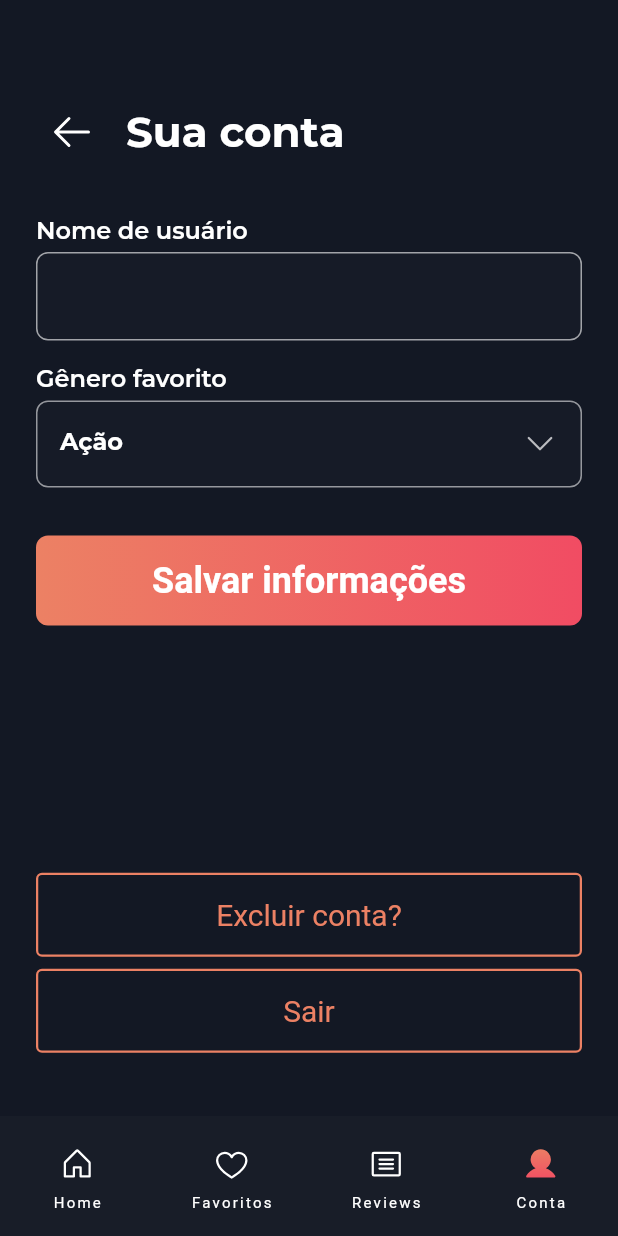
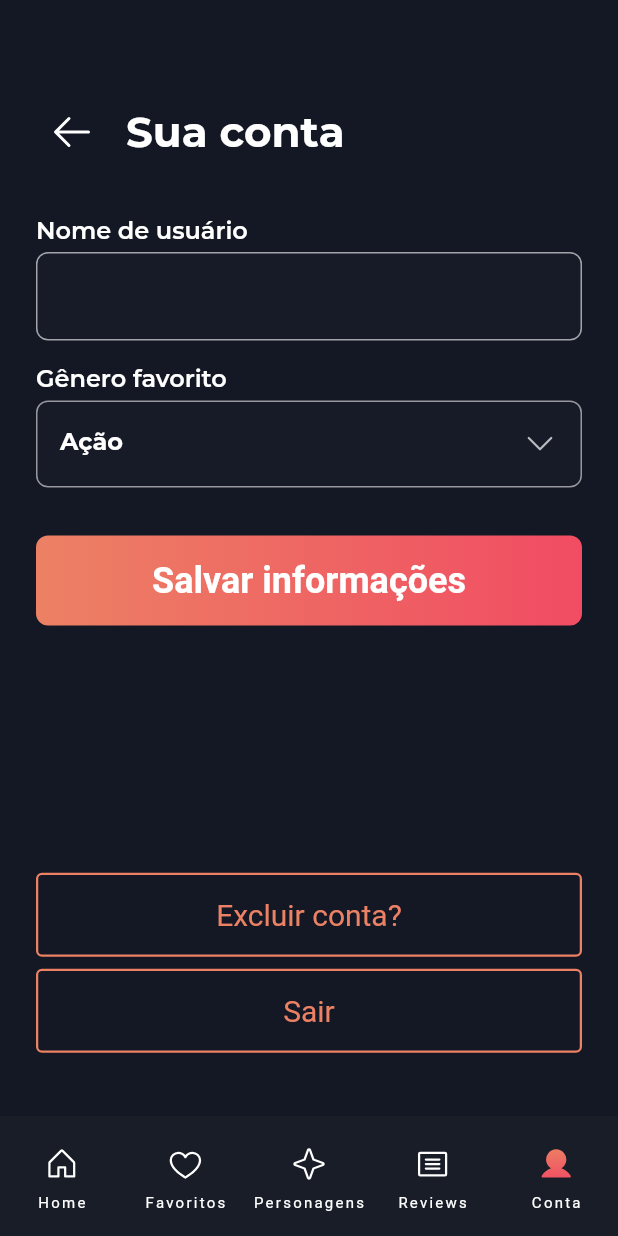
Before and after one commit to edney-santos/cinereview, a Flutter app: the AccountPage screen opened by its route, on a phone screen of 412 x 824 dp. Run offline on Flutter 3.47's test engine with Material 2 defaults, Android fonts, the phone set to English and light mode, and no system bars; our stand-ins replace cloud_firestore, firebase_auth, firebase_core, flutter_dotenv, flutter_phosphor_icons, flutter_svg; accounts and stored records are empty; statements that could not run were skipped.

Commit message:
[feat] atualiza index das páginas

```diff
--- a/lib/app.dart
+++ b/lib/app.dart
@@ -1,5 +1,6 @@
 import 'package:cinereview/app/pages/account/account_page.dart';
 import 'package:cinereview/app/pages/category/category_page.dart';
+import 'package:cinereview/app/pages/characters/characters_page.dart';
 import 'package:cinereview/app/pages/favorites/favorites_page.dart';
 import 'package:cinereview/app/pages/home/home_page.dart';
 import 'package:cinereview/app/pages/login/login_page.dart';
@@ -46,7 +47,8 @@ class App extends StatelessWidget {
         '/account': (context) => const AccountPage(),
         '/category': (context) => const CategoryPage(),
         '/movie/info': (context) => const MovieDetails(),
-        '/search': (context) => const SearchPage()
+        '/search': (context) => const SearchPage(),
+        '/characters': (context) => const CharactersPage()
       },
     );
   }
--- a/lib/app/components/nav_bar.dart
+++ b/lib/app/components/nav_bar.dart
@@ -21,9 +21,13 @@ class NavBar extends StatelessWidget {
         }
       case 2:
         {
+          Navigator.pushNamed(_context, '/characters');
+        }
+      case 3:
+        {
           Navigator.pushNamed(_context, '/reviews');
         }
-      case 3:
+      case 4:
         {
           Navigator.pushNamed(_context, '/account');
         }
@@ -60,6 +64,15 @@ class NavBar extends StatelessWidget {
             ),
           ),
           NavigationDestination(
+            icon: Icon(PhosphorIcons.star_four),
+            label: 'Personagens',
+            selectedIcon: GradientIcon(
+              PhosphorIcons.star_four_fill,
+              24,
+              ProjectColors.primaryGradient,
+            ),
+          ),
+          NavigationDestination(
             icon: Icon(PhosphorIcons.article),
             label: 'Reviews',
             selectedIcon: GradientIcon(
--- a/lib/app/pages/account/account_page.dart
+++ b/lib/app/pages/account/account_page.dart
@@ -229,7 +229,7 @@ class _AccountPageState extends State<AccountPage> {
           ),
         ),
       ),
-      bottomNavigationBar: NavBar(context, 3),
+      bottomNavigationBar: NavBar(context, 4),
     );
   }
 }
--- a/lib/app/pages/reviews/reviews_page.dart
+++ b/lib/app/pages/reviews/reviews_page.dart
@@ -315,7 +315,7 @@ class _ReviewsPageState extends State<ReviewsPage> {
               );
             }
           }),
-      bottomNavigationBar: NavBar(context, 2),
+      bottomNavigationBar: NavBar(context, 3),
     );
   }
 }
--- a/lib/main.dart
+++ b/lib/main.dart
@@ -1,4 +1,5 @@
 import 'package:cinereview/app.dart';
+import 'package:cinereview/app/data/repositories/characters_repository.dart';
 import 'package:cinereview/app/data/repositories/reviews_repository.dart';
 import 'package:cinereview/app/data/repositories/users_repository.dart';
 import 'package:cinereview/app/services/auth_service.dart';
@@ -32,6 +33,11 @@ Future<void> main() async {
           create: (context) => ReviewsRepository(
             auth: context.read<AuthService>(),
           ),
+        ),
+        ChangeNotifierProvider(
+          create: (context) => CharactersRepositiry(
+            auth: context.read<AuthService>(),
+          ),
         )
       ],
       child: const App(),
```
